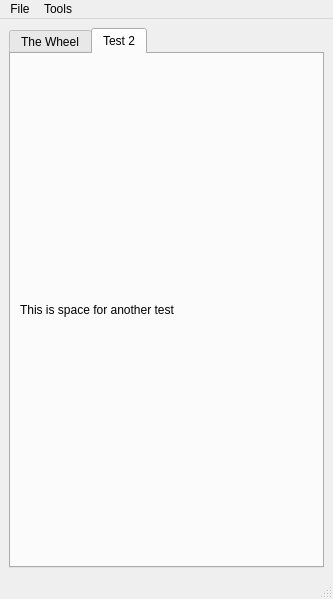
Old version of the form main_window.ui in the repository tortugueta/OET.
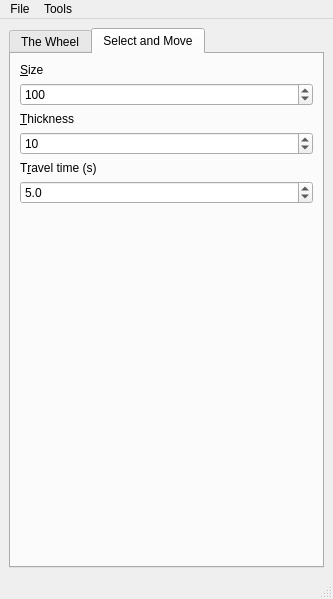
New version of the form. The open tabs and pages were chosen to show the change.

Commit message: Add controls and behaviour to the second tab

Diff of the .ui file:
```diff
--- a/main_window.ui
+++ b/main_window.ui
@@ -849,15 +849,105 @@
       </widget>
       <widget class="QWidget" name="testTab">
        <attribute name="title">
-        <string>Test 2</string>
+        <string>Select and Move</string>
        </attribute>
-       <layout class="QGridLayout" name="gridLayout_5">
-        <item row="0" column="0">
-         <widget class="QLabel" name="label">
-          <property name="text">
-           <string>This is space for another test</string>
+       <layout class="QVBoxLayout" name="verticalLayout_17">
+        <item>
+         <layout class="QVBoxLayout" name="verticalLayout_16">
+          <item>
+           <widget class="QLabel" name="tab2_sizeLabel">
+            <property name="text">
+             <string>&amp;Size</string>
+            </property>
+            <property name="buddy">
+             <cstring>tab2_sizeSpinBox</cstring>
+            </property>
+           </widget>
+          </item>
+          <item>
+           <widget class="QDoubleSpinBox" name="tab2_sizeSpinBox">
+            <property name="decimals">
+             <number>0</number>
+            </property>
+            <property name="maximum">
+             <double>1000.000000000000000</double>
+            </property>
+            <property name="value">
+             <double>100.000000000000000</double>
+            </property>
+           </widget>
+          </item>
+         </layout>
+        </item>
+        <item>
+         <layout class="QVBoxLayout" name="verticalLayout_14">
+          <item>
+           <widget class="QLabel" name="tab2_thicknessLabel">
+            <property name="text">
+             <string>&amp;Thickness</string>
+            </property>
+            <property name="buddy">
+             <cstring>tab2_thicknessSpinBox</cstring>
+            </property>
+           </widget>
+          </item>
+          <item>
+           <widget class="QDoubleSpinBox" name="tab2_thicknessSpinBox">
+            <property name="decimals">
+             <number>0</number>
+            </property>
+            <property name="minimum">
+             <double>1.000000000000000</double>
+            </property>
+            <property name="value">
+             <double>10.000000000000000</double>
+            </property>
+           </widget>
+          </item>
+         </layout>
+        </item>
+        <item>
+         <layout class="QVBoxLayout" name="verticalLayout_15">
+          <item>
+           <widget class="QLabel" name="tab2_travelTimeLabel">
+            <property name="text">
+             <string>T&amp;ravel time (s)</string>
+            </property>
+            <property name="buddy">
+             <cstring>tab2_travelTimeSpinBox</cstring>
+            </property>
+           </widget>
+          </item>
+          <item>
+           <widget class="QDoubleSpinBox" name="tab2_travelTimeSpinBox">
+            <property name="decimals">
+             <number>1</number>
+            </property>
+            <property name="minimum">
+             <double>0.100000000000000</double>
+            </property>
+            <property name="singleStep">
+             <double>0.100000000000000</double>
+            </property>
+            <property name="value">
+             <double>5.000000000000000</double>
+            </property>
+           </widget>
+          </item>
+         </layout>
+        </item>
+        <item>
+         <spacer name="verticalSpacer_2">
+          <property name="orientation">
+           <enum>Qt::Vertical</enum>
           </property>
-         </widget>
+          <property name="sizeHint" stdset="0">
+           <size>
+            <width>20</width>
+            <height>304</height>
+           </size>
+          </property>
+         </spacer>
         </item>
        </layout>
       </widget>
```
Left out of the diff: 82 changed lines with no effect on the pictures. The commit also changes 4 other files.
